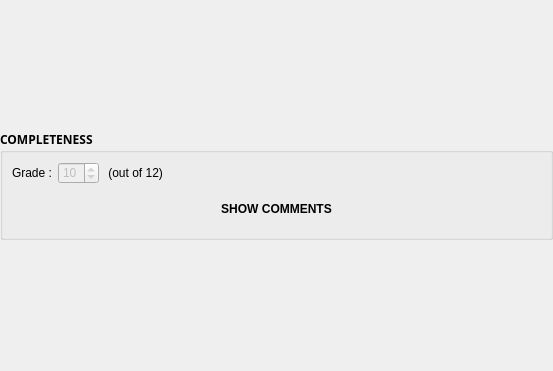
This is TurboGrade/ui/criteriongradecard.ui in wassgha/TurboGrade as Qt 5 draws it before an edit. The edited form follows.
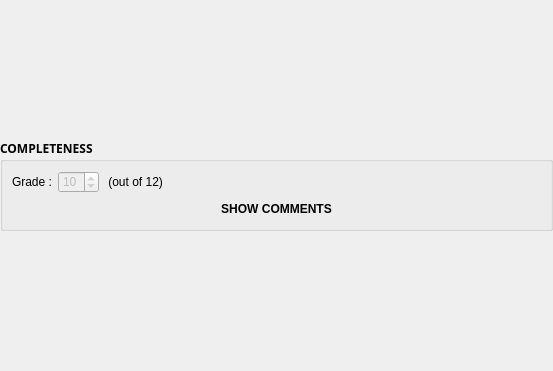
This is the edited form.

```diff
--- a/TurboGrade/ui/criteriongradecard.ui
+++ b/TurboGrade/ui/criteriongradecard.ui
@@ -10,6 +10,12 @@
     <height>371</height>
    </rect>
   </property>
+  <property name="font">
+   <font>
+    <weight>75</weight>
+    <bold>true</bold>
+   </font>
+  </property>
   <property name="windowTitle">
    <string>Form</string>
   </property>
@@ -111,6 +117,21 @@
       <item>
        <widget class="QWidget" name="comments_box" native="true">
         <layout class="QHBoxLayout" name="comments_box_layout">
+         <property name="spacing">
+          <number>0</number>
+         </property>
+         <property name="leftMargin">
+          <number>0</number>
+         </property>
+         <property name="topMargin">
+          <number>0</number>
+         </property>
+         <property name="rightMargin">
+          <number>0</number>
+         </property>
+         <property name="bottomMargin">
+          <number>0</number>
+         </property>
          <item>
           <spacer name="spacer2">
            <property name="orientation">
```
